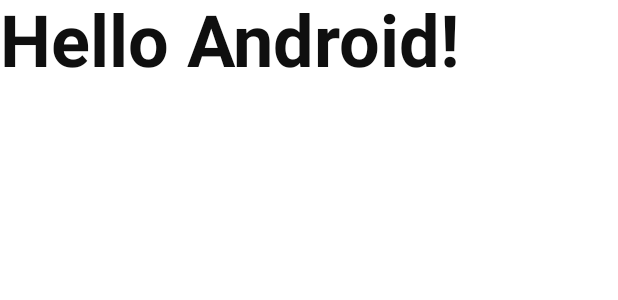
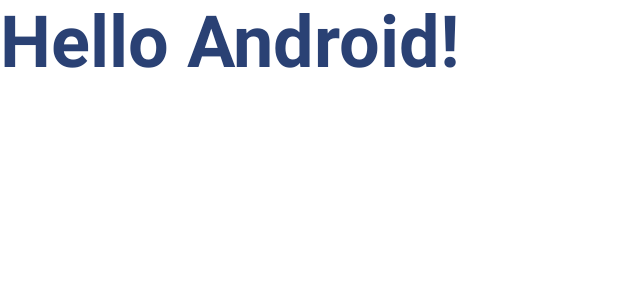
Before and after one commit to louisdutton/andrix, an Android app built with Jetpack Compose: the @Preview function GreetingPreview, on a phone screen of 412 x 824 dp. Shown: the top 300 px of the screen. Run offline under Robolectric (Android 15) with nearby library versions, the phone set to English and light mode, and no system bars.

Commit message:
move to dynamic colors with jetpack compose

```diff
--- a/app/src/main/AndroidManifest.xml
+++ b/app/src/main/AndroidManifest.xml
@@ -10,13 +10,11 @@
 		android:label="@string/app_name"
 		android:roundIcon="@mipmap/ic_launcher_round"
 		android:supportsRtl="true"
-        android:theme="@style/Theme.AppTheme"
 		tools:targetApi="31">
 		<activity
 			android:name=".MainActivity"
 			android:exported="true"
 			android:label="@string/app_name"
-            android:theme="@style/Theme.AppTheme"
 		>
 			<intent-filter>
 				<action android:name="android.intent.action.MAIN" />
--- a/app/src/main/java/sh/ld2/exampleapp/ui/styleguide/theme/Theme.kt
+++ b/app/src/main/java/sh/ld2/exampleapp/ui/styleguide/theme/Theme.kt
@@ -1,56 +1,34 @@
 package sh.ld2.example.ui.styleguide.theme
 
-import android.app.Activity
 import androidx.compose.foundation.isSystemInDarkTheme
-import androidx.compose.material3.MaterialTheme
-import androidx.compose.material3.darkColorScheme
-import androidx.compose.material3.lightColorScheme
+import androidx.compose.material3.*
 import androidx.compose.runtime.Composable
-import androidx.compose.runtime.SideEffect
-import androidx.compose.ui.graphics.toArgb
-import androidx.compose.ui.platform.LocalView
-import androidx.core.view.WindowCompat
+import androidx.compose.ui.platform.LocalContext
 
-private val DarkColorScheme = darkColorScheme(
+private val DarkColorScheme =
+    darkColorScheme(
         background = Black,
         primary = White,
     )
 
-private val LightColorScheme = lightColorScheme(
+private val LightColorScheme =
+    lightColorScheme(
         background = White,
         primary = Black,
-
-    /* Other default colors to override
-    background = Color(0xFFFFFBFE),
-    secondary = Color(0xFFFFFBFE),
-    tertiary = Color(0xFFFFFBFE),
-    surface = Color(0xFFFFFBFE),
-    onPrimary = Color.White,
-    onSecondary = Color.White,
-    onTertiary = Color.White,
-    onBackground = Color(0xFF1C1B1F),
-    onSurface = Color(0xFF1C1B1F),
-     */
     )
 
 @Composable
 fun AppTheme(
-    darkTheme: Boolean = isSystemInDarkTheme(),
-    // Dynamic color is available on Android 12+
-    dynamicColor: Boolean = true,
+    isDarkTheme: Boolean = isSystemInDarkTheme(),
+    isDynamicColor: Boolean = true,
     content: @Composable () -> Unit,
 ) {
-    val colorScheme = when {
-        darkTheme -> DarkColorScheme
+  val colorScheme =
+      when {
+        isDynamicColor && isDarkTheme -> dynamicDarkColorScheme(LocalContext.current)
+        isDynamicColor && !isDarkTheme -> dynamicLightColorScheme(LocalContext.current)
+        isDarkTheme -> DarkColorScheme
         else -> LightColorScheme
-    }
-    val view = LocalView.current
-    if (!view.isInEditMode) {
-        SideEffect {
-            val window = (view.context as Activity).window
-            window.statusBarColor = colorScheme.primary.toArgb()
-            WindowCompat.getInsetsController(window, view).isAppearanceLightStatusBars = darkTheme
-        }
       }
 
   MaterialTheme(
--- a/app/src/main/res/values/themes.xml
+++ /dev/null
@@ -1,4 +0,0 @@
-<?xml version="1.0" encoding="utf-8"?>
-<resources>
-    <style name="Theme.AppTheme" parent="android:Theme.Material.Light.NoActionBar" />
-</resources>
```
Also changed, not shown: app/src/main/res/values/colors.xml (deleted, +0 -9 lines). Lines whose indentation alone changed are shown as unchanged.
